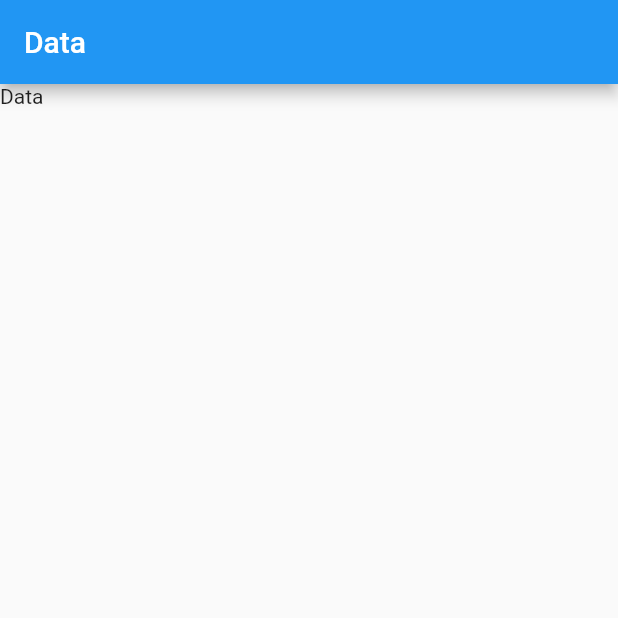
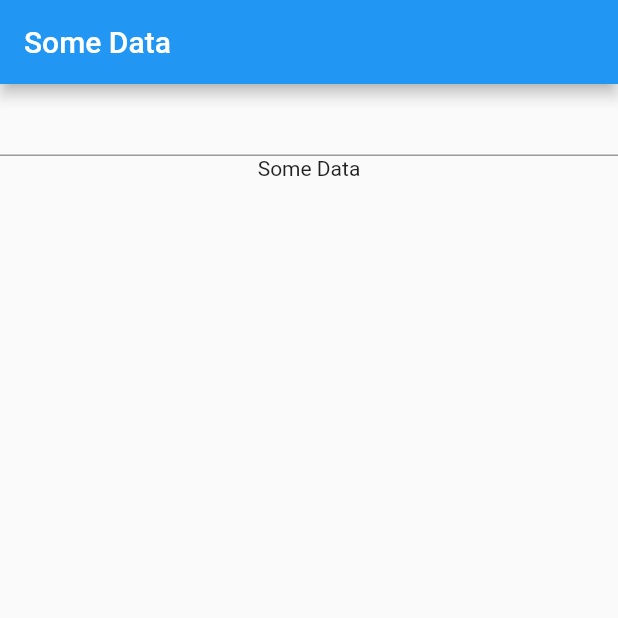
Before and after one commit to lightScout/State-Management-Exemple, a Flutter app: the screen it shows after launch, on a phone screen of 412 x 824 dp, the top half of it. Run offline on Flutter 3.47's test engine with Material 2 defaults, Android fonts, the phone set to English and light mode, and no system bars.

Commit message:
add ChangeNotifierProvider add notifyListeners update README

```diff
--- a/lib/main.dart
+++ b/lib/main.dart
@@ -4,15 +4,15 @@ import 'package:provider/provider.dart';
 void main() => runApp(MyApp());
 
 class MyApp extends StatelessWidget {
-  final String data = 'Data';
   @override
   Widget build(BuildContext context) {
-    return Provider<String>(
-      create: (context) => data,
+    //ChangeNotifierProvider used in order to be listen for data/changes on data
+    return ChangeNotifierProvider<Data>(
+      create: (context) => Data(),
       child: MaterialApp(
         home: Scaffold(
           appBar: AppBar(
-            title: Text(data),
+            title: MyText(),
           ),
           body: Level1(),
         ),
@@ -33,8 +33,11 @@ class Level1 extends StatelessWidget {
 class Level2 extends StatelessWidget {
   @override
   Widget build(BuildContext context) {
-    return Container(
-      child: Level3(),
+    return Column(
+      children: <Widget>[
+        MyTextField(),
+        Level3(),
+      ],
     );
   }
 }
@@ -43,7 +46,41 @@ class Level3 extends StatelessWidget {
   @override
   Widget build(BuildContext context) {
     return Container(
-      child: Text(Provider.of(context)),
+      child: Text(Provider.of<Data>(context).data),
     );
   }
 }
+
+class MyText extends StatelessWidget {
+  @override
+  Widget build(BuildContext context) {
+    //EG: of how to listen/receive data from the provider
+    return Text(Provider.of<Data>(context).data);
+  }
+}
+
+class MyTextField extends StatelessWidget {
+  @override
+  Widget build(BuildContext context) {
+    //'myData' is set as a listener of the Provider
+    //and will rebuild itself when 'notifyListeners()' is called
+    final myData = Provider.of<Data>(context);
+    return TextField(
+      onChanged: (newText) {
+        myData.changeString(newText);
+      },
+    );
+  }
+}
+
+//Data class extending 'ChangeNotifier' -> which allows interaction with 'Provider'
+class Data extends ChangeNotifier {
+  String data = 'Some Data';
+  //Necessary function to set the variable value
+  //'notifyListeners()' is a must in order for Widgets listening be able to rebuild themselves
+  //with the variable's new value
+  void changeString(String newString) {
+    data = newString;
+    notifyListeners();
+  }
+}
```
Also changed, not shown: 1 other file.
